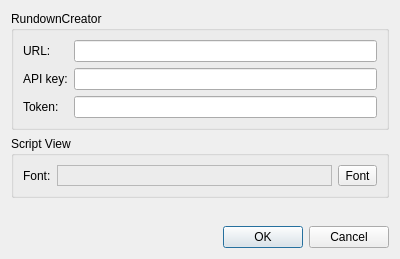
The window that settingsdialog.ui (petersimonsson/simpleprompter) describes before a commit, drawn with Qt 5.
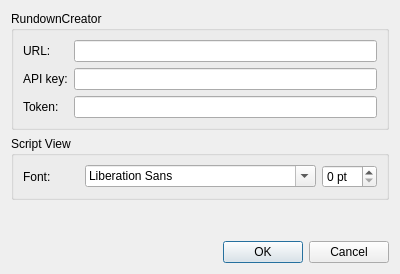
The same window after the commit. Icons and pictures are not drawn.

Commit message:
Fix font handling on MacOS
Don't use QFontDialog as it seems to bug out on MacOS for some reason

```diff
--- a/settingsdialog.ui
+++ b/settingsdialog.ui
@@ -7,7 +7,7 @@
     <x>0</x>
     <y>0</y>
     <width>400</width>
-    <height>259</height>
+    <height>274</height>
    </rect>
   </property>
   <property name="windowTitle">
@@ -90,26 +90,12 @@
        </widget>
       </item>
       <item row="0" column="1">
-       <widget class="QLabel" name="fontLabel">
-        <property name="sizePolicy">
-         <sizepolicy hsizetype="Preferred" vsizetype="Preferred">
-          <horstretch>1</horstretch>
-          <verstretch>0</verstretch>
-         </sizepolicy>
-        </property>
-        <property name="frameShape">
-         <enum>QFrame::StyledPanel</enum>
-        </property>
-       </widget>
+       <widget class="QFontComboBox" name="fontCombo"/>
       </item>
       <item row="0" column="2">
-       <widget class="QToolButton" name="fontButton">
-        <property name="text">
-         <string>Font</string>
-        </property>
-        <property name="icon">
-         <iconset resource="simpleprompter.qrc">
-          <normaloff>:/icons/create.png</normaloff>:/icons/create.png</iconset>
+       <widget class="QSpinBox" name="fontSpin">
+        <property name="suffix">
+         <string> pt</string>
         </property>
        </widget>
       </item>
```
Left out of the diff: 4 changed lines with no effect on the pictures. The commit also changes 3 other files.
